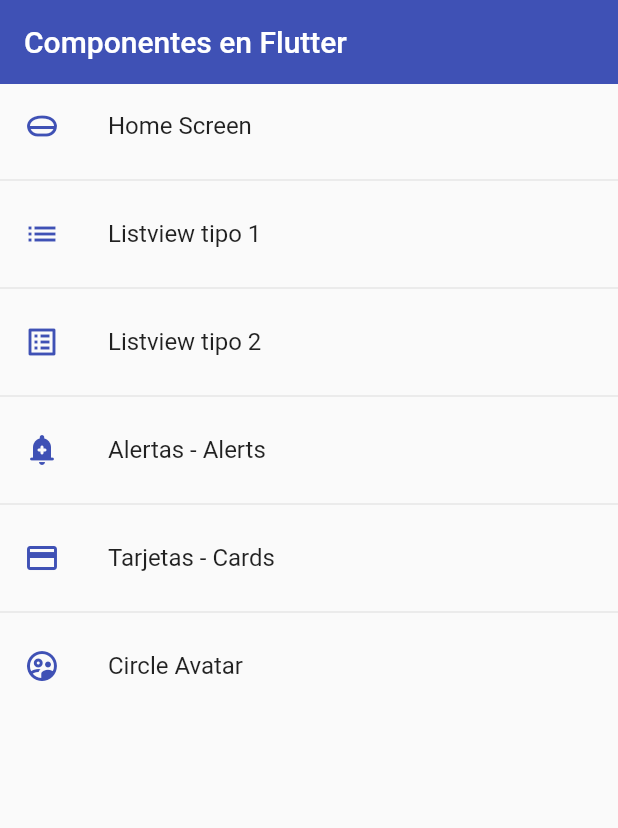
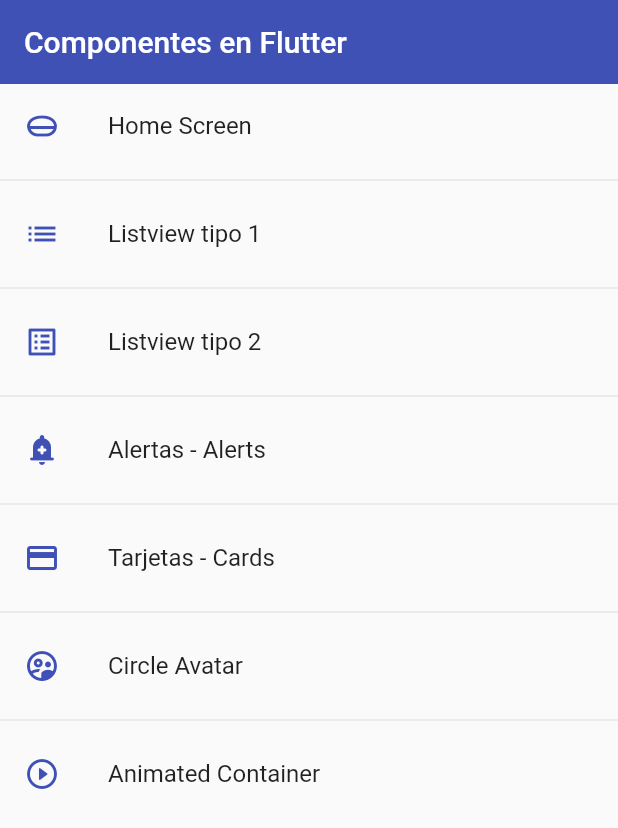
Before and after one commit to emersongonzal86/fl_components, a Flutter app: the screen it shows after launch, on a phone screen of 412 x 824 dp. Shown: the top 828 px of the screen. Run offline on Flutter 3.47's test engine with Material 2 defaults, Android fonts, the phone set to English and light mode, and no system bars.

Commit message:
widget container

```diff
--- a/lib/router/app_routes.dart
+++ b/lib/router/app_routes.dart
@@ -37,6 +37,12 @@ class AppRoutes {
         name: 'Circle Avatar',
         screen: const AvatarScreen(),
         icon: Icons.supervised_user_circle_outlined),
+
+    MenuOption(
+        route: 'animated',
+        name: 'Animated Container',
+        screen: const AnimatedScreen(),
+        icon: Icons.play_circle_outline_rounded),
   ];
 
   static Map<String, Widget Function(BuildContext)> getAppRoutes() {
--- a/lib/screens/screens.dart
+++ b/lib/screens/screens.dart
@@ -1,4 +1,5 @@
 export 'package:fl_components/screens/alert_screen.dart';
+export 'package:fl_components/screens/animated_screen.dart';
 export 'package:fl_components/screens/avatar_screen.dart';
 export 'package:fl_components/screens/card_screen.dart';
 export 'package:fl_components/screens/home_screen.dart';
```
Also changed, not shown: lib/screens/animated_screen.dart (added, +52 -0 lines).
